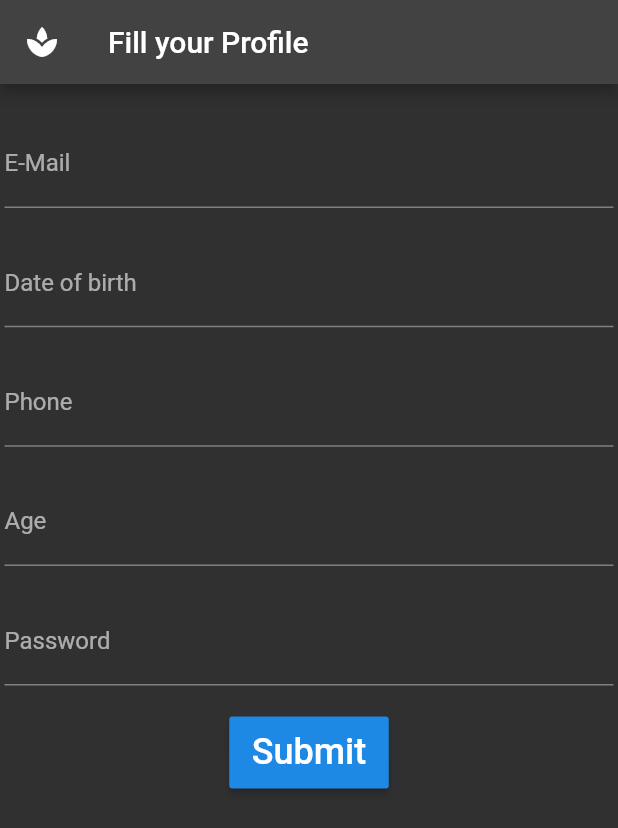
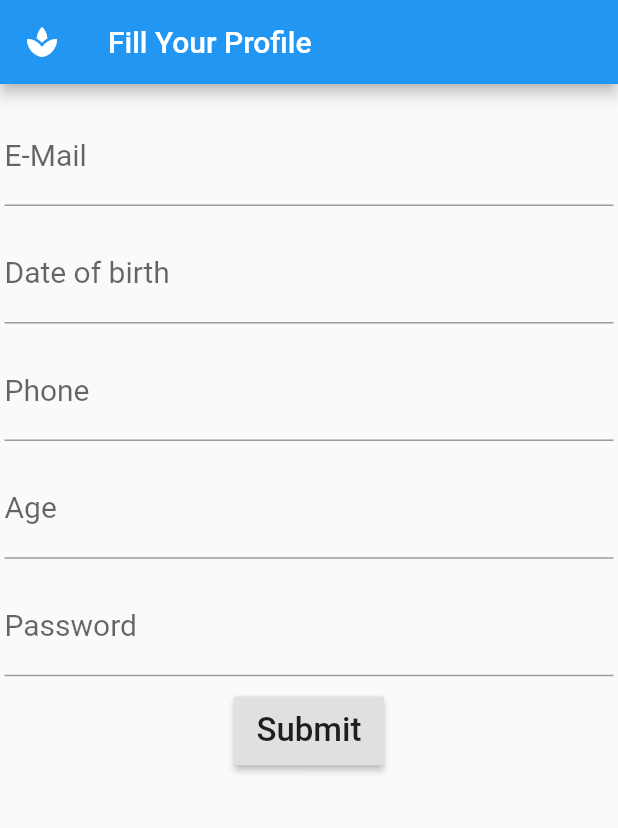
Before and after one commit to dishantzaveri/flutterformforacm, a Flutter app: the screen it shows after launch, on a phone screen of 412 x 824 dp. Shown: the top 828 px of the screen. Run offline on Flutter 3.47's test engine with Material 2 defaults, Android fonts, the light colour scheme and no system bars; our stand-ins replace shared_preferences.

Commit message:
final profile app

```diff
--- a/lib/main.dart
+++ b/lib/main.dart
@@ -14,7 +14,7 @@ class MyApp extends StatelessWidget {
     return MaterialApp(
       home: const HomePage(),
       theme: ThemeData(
-        brightness: Brightness.dark,
+        brightness: Brightness.light,
       ),
     );
   }
@@ -62,7 +62,7 @@ class _HomePageState extends State<HomePage> {
   Widget build(BuildContext context) {
     return Scaffold(
       appBar: AppBar(
-        title: const Text("Fill your Profile"),
+        title: const Text("Fill Your Profile"),
         leading: const Icon(Icons.spa),
       ),
       //body
@@ -74,9 +74,10 @@ class _HomePageState extends State<HomePage> {
           child: Column(
             children: <Widget>[
               SizedBox(
-                height: MediaQuery.of(context).size.width * 0.05,
+                height: MediaQuery.of(context).size.width * 0.03,
               ),
               TextFormField(
+                style: const TextStyle(fontSize: 20, color: Colors.red),
                 decoration: const InputDecoration(labelText: 'E-Mail'),
                 keyboardType: TextInputType.emailAddress,
                 onFieldSubmitted: (emailvalue) async {
@@ -97,9 +98,10 @@ class _HomePageState extends State<HomePage> {
               ),
 
               SizedBox(
-                height: MediaQuery.of(context).size.width * 0.05,
+                height: MediaQuery.of(context).size.width * 0.03,
               ),
               TextFormField(
+                style: const TextStyle(fontSize: 20, color: Colors.red),
                 decoration: const InputDecoration(labelText: 'Date of birth'),
                 keyboardType: TextInputType.datetime,
                 onFieldSubmitted: (dateofbirthvalue) async {
@@ -120,9 +122,10 @@ class _HomePageState extends State<HomePage> {
               ),
 
               SizedBox(
-                height: MediaQuery.of(context).size.width * 0.05,
+                height: MediaQuery.of(context).size.width * 0.03,
               ),
               TextFormField(
+                style: const TextStyle(fontSize: 20, color: Colors.red),
                 decoration: const InputDecoration(labelText: 'Phone'),
                 keyboardType: TextInputType.number,
                 onFieldSubmitted: (phonevalue) async {
@@ -143,9 +146,10 @@ class _HomePageState extends State<HomePage> {
               ),
 
               SizedBox(
-                height: MediaQuery.of(context).size.width * 0.05,
+                height: MediaQuery.of(context).size.width * 0.03,
               ),
               TextFormField(
+                style: const TextStyle(fontSize: 20, color: Colors.red),
                 decoration: const InputDecoration(labelText: 'Age'),
                 keyboardType: TextInputType.number,
                 onFieldSubmitted: (agevalue) async {
@@ -166,10 +170,11 @@ class _HomePageState extends State<HomePage> {
 
               //box styling
               SizedBox(
-                height: MediaQuery.of(context).size.width * 0.05,
+                height: MediaQuery.of(context).size.width * 0.03,
               ),
               //text input
               TextFormField(
+                style: const TextStyle(fontSize: 20, color: Colors.red),
                 decoration: const InputDecoration(labelText: 'Password'),
                 keyboardType: TextInputType.emailAddress,
                 onFieldSubmitted: (passwordvalue) async {
@@ -188,7 +193,7 @@ class _HomePageState extends State<HomePage> {
                 },
               ),
               SizedBox(
-                height: MediaQuery.of(context).size.width * 0.05,
+                height: MediaQuery.of(context).size.width * 0.03,
               ),
               // ignore: deprecated_member_use
               RaisedButton(
@@ -199,7 +204,7 @@ class _HomePageState extends State<HomePage> {
                   child: const Text(
                     "Submit",
                     style: TextStyle(
-                      fontSize: 24.0,
+                      fontSize: 22.0,
                     ),
                   ),
                   onPressed: () {
```
Also changed, not shown: lib/showdetails.dart (+39 -15 lines).
